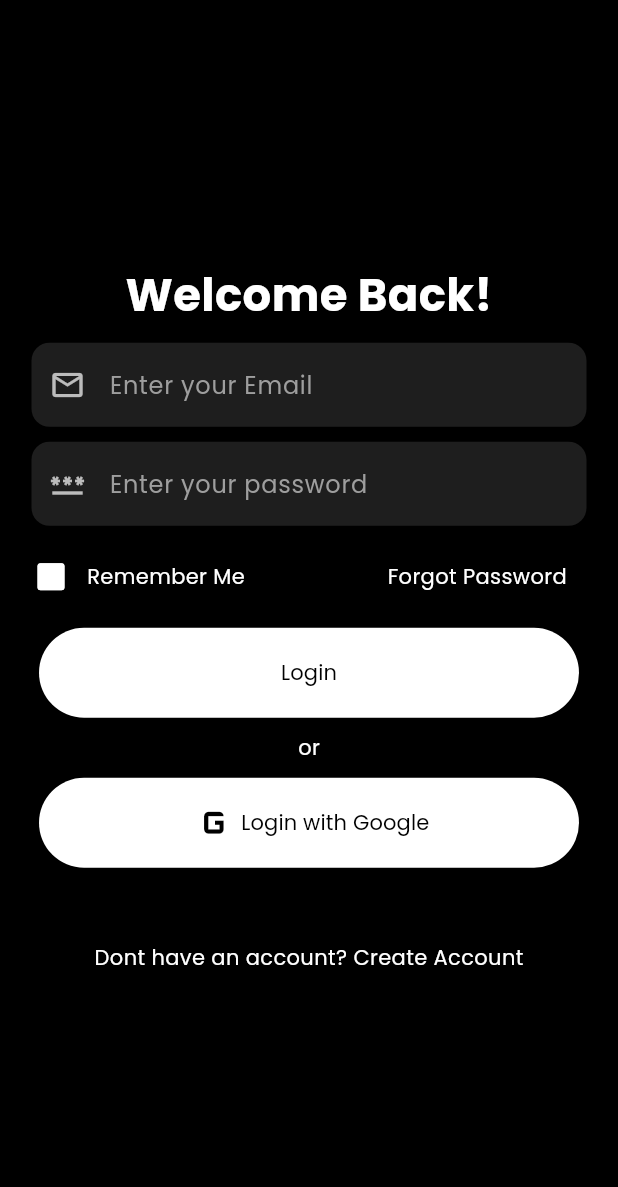
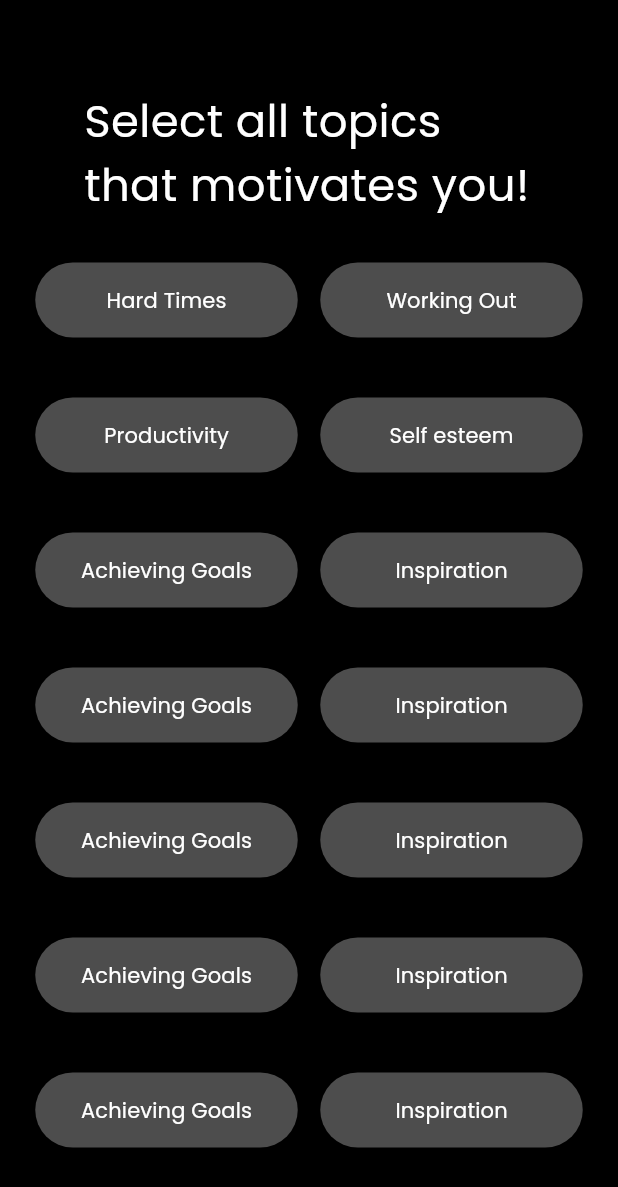
Before and after one commit to tanushreerjb/Wellness-App, a Flutter app: the screen it shows after launch, on a phone screen of 412 x 824 dp. Shown: the top 1187 px of the screen. Run offline on Flutter 3.47's test engine with Material 3 defaults, Android fonts, the phone set to English and light mode, and no system bars; our stand-ins replace hugeicons.

Commit message:
User Preference Page Half

```diff
--- /dev/null
+++ b/lib/dashboard.dart
@@ -0,0 +1,61 @@
+import 'package:flutter/material.dart';
+
+class DashboardPage extends StatefulWidget {
+  const DashboardPage({super.key});
+
+  @override
+  State<DashboardPage> createState() => _DashboardPageState();
+}
+
+class _DashboardPageState extends State<DashboardPage> {
+  bool isChecked = false;
+
+  @override
+  Widget build(BuildContext context) {
+    Color getColor(Set<WidgetState> states) {
+      const Set<WidgetState> interactiveStates = <WidgetState>{
+        WidgetState.pressed,
+        WidgetState.hovered,
+        WidgetState.focused,
+      };
+      if (states.any(interactiveStates.contains)) {
+        return Colors.black;
+      }
+      return Colors.white;
+    }
+
+    return Scaffold(
+      backgroundColor: Colors.black,
+      body: Column(
+        spacing: 10,
+        crossAxisAlignment: CrossAxisAlignment.center,
+        mainAxisAlignment: MainAxisAlignment.center,
+
+        children: [
+          SizedBox(
+            child: Text(
+              'Explore',
+              textAlign: TextAlign.center,
+              style: TextStyle(
+                fontSize: 30,
+                fontWeight: FontWeight.normal,
+                fontFamily: 'Poppins',
+                color: Colors.white,
+              ),
+            ),
+          ),
+
+          /*SizedBox(
+            child: FilledButton(
+              style: ButtonStyle(
+                backgroundColor: WidgetStatePropertyAll(Colors.white30),
+              ),
+            ),
+          ),*/
+
+
+        ], //Children
+      ),
+    );
+  }
+}
--- a/lib/login.dart
+++ b/lib/login.dart
@@ -160,7 +160,7 @@ class _LoginPageState extends State<LoginPage> {
           ),
           const SizedBox(height: 30),
 
-          Text('Dont have an account? Create Account'),
+          Text("Don't have an account? Create Account"),
         ], //Children
       ),
     );
--- a/lib/main.dart
+++ b/lib/main.dart
@@ -1,6 +1,8 @@
 import 'package:flutter/material.dart';
 import 'package:wellness_app/login.dart';
 import 'package:wellness_app/signup.dart';
+import 'package:wellness_app/userpreference.dart';
+import 'package:wellness_app/dashboard.dart';
 
 void main() {
   runApp(const WellnessApp());
@@ -56,7 +58,7 @@ class WellnessApp extends StatelessWidget {
         textTheme: TextTheme(bodyMedium: TextStyle(color: Colors.white)),
         hoverColor: Colors.transparent,
       ),
-      home: const LoginPage(),
+      home: const UserpreferencePage(),
     );
   }
 }
--- a/lib/signup.dart
+++ b/lib/signup.dart
@@ -28,8 +28,7 @@ class _SignupPageState extends State<SignupPage> {
     return Scaffold(
       backgroundColor: Colors.black,
       body: Column(
-        spacing: 20,
-        //equal spacing of 10
+        spacing: 20, //equal spacing of 10
         crossAxisAlignment: CrossAxisAlignment.center,
         mainAxisAlignment: MainAxisAlignment.center,
         children: [
--- /dev/null
+++ b/lib/userpreference.dart
@@ -0,0 +1,342 @@
+import 'package:flutter/material.dart';
+import 'package:hugeicons/hugeicons.dart';
+
+class UserpreferencePage extends StatefulWidget {
+  const UserpreferencePage({super.key});
+
+  @override
+  State<UserpreferencePage> createState() => _UserpreferencePageState();
+}
+
+class _UserpreferencePageState extends State<UserpreferencePage> {
+  bool isChecked = false;
+  bool isPressed = false;
+
+
+  @override
+  Widget build(BuildContext context) {
+    Color getColor(Set<WidgetState> states) {
+      const Set<WidgetState> interactiveStates = <WidgetState>{
+        WidgetState.pressed,
+        WidgetState.hovered,
+        WidgetState.focused,
+      };
+      if (states.any(interactiveStates.contains)) {
+        return Colors.black;
+      }
+      return Colors.white;
+    }
+
+    return Scaffold(
+      backgroundColor: Colors.black,
+      body: Column(
+        spacing: 30, //equal spacing of 10
+        crossAxisAlignment: CrossAxisAlignment.center,
+        mainAxisAlignment: MainAxisAlignment.center,
+
+        children: [
+          SizedBox(
+            // height: 720,
+            width: 300,
+            child: Text(
+              'Select all topics that motivates you!',
+              style: TextStyle(
+                fontSize: 30,
+                fontWeight: FontWeight.normal,
+                fontFamily: 'Poppins',
+                color: Colors.white,
+              ),
+            ),
+          ),
+
+          Column(
+            spacing: 12.5,
+            children: [
+              Row(
+                mainAxisAlignment: MainAxisAlignment.center,
+                crossAxisAlignment: CrossAxisAlignment.start,
+                spacing: 15.0,
+                children: [
+                  SizedBox(
+                    height: 50,
+                    width: 175,
+                    child: FilledButton(
+                      style: FilledButton.styleFrom(
+                        backgroundColor: isPressed ? Colors.white : Colors.white30,
+                      ),
+                      onPressed: () {
+                        setState(() {
+                          isPressed = !isPressed;
+                        });
+                      },//onPressed
+
+                      child: Text(
+                        'Hard Times', style: TextStyle(color: isPressed ? Colors.black : Colors.white),
+                      ),
+                    ),
+                  ),
+
+                  SizedBox(
+                    height: 50,
+                    width: 175,
+                    child: FilledButton(
+                      //R2C1
+                      style: const ButtonStyle(
+                        backgroundColor: WidgetStatePropertyAll(Colors.white30),
+                      ),
+                      onPressed: () {},
+                      child: const Text(
+                        'Working Out',
+                        style: TextStyle(color: Colors.white),
+                      ),
+                    ),
+                  ),
+                ], //Children
+              ),
+
+              const SizedBox(height: 15),
+              Row(
+                mainAxisAlignment: MainAxisAlignment.center,
+                crossAxisAlignment: CrossAxisAlignment.start,
+                spacing: 15.0,
+                children: [
+                  SizedBox(
+                    height: 50,
+                    width: 175,
+                    child: FilledButton(
+                      //R1C1
+                      style: const ButtonStyle(
+                        backgroundColor: WidgetStatePropertyAll(Colors.white30),
+                      ),
+                      onPressed: () {},
+                      child: const Text(
+                        'Productivity',
+                        style: TextStyle(color: Colors.white),
+                      ),
+                    ),
+                  ),
+
+                  SizedBox(
+                    height: 50,
+                    width: 175,
+                    child: FilledButton(
+                      //R2C1
+                      style: const ButtonStyle(
+                        backgroundColor: WidgetStatePropertyAll(Colors.white30),
+                      ),
+                      onPressed: () {},
+                      child: const Text(
+                        'Self esteem',
+                        style: TextStyle(color: Colors.white),
+                      ),
+                    ),
+                  ),
+                ],
+              ),
+
+              const SizedBox(height: 15),
+              Row(
+                mainAxisAlignment: MainAxisAlignment.center,
+                crossAxisAlignment: CrossAxisAlignment.start,
+                spacing: 15.0,
+                children: [
+                  SizedBox(
+                    height: 50,
+                    width: 175,
+                    child: FilledButton(
+                      //R1C1
+                      style: const ButtonStyle(
+                        backgroundColor: WidgetStatePropertyAll(Colors.white30),
+                      ),
+                      onPressed: () {},
+                      child: const Text(
+                        'Achieving Goals',
+                        style: TextStyle(color: Colors.white),
+                      ),
+                    ),
+                  ),
+
+                  SizedBox(
+                    height: 50,
+                    width: 175,
+                    child: FilledButton(
+                      //R2C1
+                      style: const ButtonStyle(
+                        backgroundColor: WidgetStatePropertyAll(Colors.white30),
+                      ),
+                      onPressed: () {},
+                      child: const Text(
+                        'Inspiration',
+                        style: TextStyle(color: Colors.white),
+                      ),
+                    ),
+                  ),
+                ],
+              ),
+
+              const SizedBox(height: 15),
+              Row(
+                mainAxisAlignment: MainAxisAlignment.center,
+                crossAxisAlignment: CrossAxisAlignment.start,
+                spacing: 15.0,
+                children: [
+                  SizedBox(
+                    height: 50,
+                    width: 175,
+                    child: FilledButton(
+                      //R1C1
+                      style: const ButtonStyle(
+                        backgroundColor: WidgetStatePropertyAll(Colors.white30),
+                      ),
+                      onPressed: () {},
+                      child: const Text(
+                        'Achieving Goals',
+                        style: TextStyle(color: Colors.white),
+                      ),
+                    ),
+                  ),
+
+                  SizedBox(
+                    height: 50,
+                    width: 175,
+                    child: FilledButton(
+                      //R2C1
+                      style: const ButtonStyle(
+                        backgroundColor: WidgetStatePropertyAll(Colors.white30),
+                      ),
+                      onPressed: () {},
+                      child: const Text(
+                        'Inspiration',
+                        style: TextStyle(color: Colors.white),
+                      ),
+                    ),
+                  ),
+                ],
+              ),
+
+              const SizedBox(height: 15),
+              Row(
+                mainAxisAlignment: MainAxisAlignment.center,
+                crossAxisAlignment: CrossAxisAlignment.start,
+                spacing: 15.0,
+                children: [
+                  SizedBox(
+                    height: 50,
+                    width: 175,
+                    child: FilledButton(
+                      //R1C1
+                      style: const ButtonStyle(
+                        backgroundColor: WidgetStatePropertyAll(Colors.white30),
+                      ),
+                      onPressed: () {},
+                      child: const Text(
+                        'Achieving Goals',
+                        style: TextStyle(color: Colors.white),
+                      ),
+                    ),
+                  ),
+
+                  SizedBox(
+                    height: 50,
+                    width: 175,
+                    child: FilledButton(
+                      //R2C1
+                      style: const ButtonStyle(
+                        backgroundColor: WidgetStatePropertyAll(Colors.white30),
+                      ),
+                      onPressed: () {},
+                      child: const Text(
+                        'Inspiration',
+                        style: TextStyle(color: Colors.white),
+                      ),
+                    ),
+                  ),
+                ],
+              ),
+
+              const SizedBox(height: 15),
+              Row(
+                mainAxisAlignment: MainAxisAlignment.center,
+                crossAxisAlignment: CrossAxisAlignment.start,
+                spacing: 15.0,
+                children: [
+                  SizedBox(
+                    height: 50,
+                    width: 175,
+                    child: FilledButton(
+                      //R1C1
+                      style: const ButtonStyle(
+                        backgroundColor: WidgetStatePropertyAll(Colors.white30),
+                      ),
+                      onPressed: () {},
+                      child: const Text(
+                        'Achieving Goals',
+                        style: TextStyle(color: Colors.white),
+                      ),
+                    ),
+                  ),
+
+                  SizedBox(
+                    height: 50,
+                    width: 175,
+                    child: FilledButton(
+                      //R2C1
+                      style: const ButtonStyle(
+                        backgroundColor: WidgetStatePropertyAll(Colors.white30),
+                      ),
+                      onPressed: () {},
+                      child: const Text(
+                        'Inspiration',
+                        style: TextStyle(color: Colors.white),
+                      ),
+                    ),
+                  ),
+                ],
+              ),
+
+              const SizedBox(height: 15),
+              Row(
+                mainAxisAlignment: MainAxisAlignment.center,
+                crossAxisAlignment: CrossAxisAlignment.start,
+                spacing: 15.0,
+                children: [
+                  SizedBox(
+                    height: 50,
+                    width: 175,
+                    child: FilledButton(
+                      //R1C1
+                      style: const ButtonStyle(
+                        backgroundColor: WidgetStatePropertyAll(Colors.white30),
+                      ),
+                      onPressed: () {},
+                      child: const Text(
+                        'Achieving Goals',
+                        style: TextStyle(color: Colors.white),
+                      ),
+                    ),
+                  ),
+
+                  SizedBox(
+                    height: 50,
+                    width: 175,
+                    child: FilledButton(
+                      //R2C1
+                      style: const ButtonStyle(
+                        backgroundColor: WidgetStatePropertyAll(Colors.white30),
+                      ),
+                      onPressed: () {},
+                      child: const Text(
+                        'Inspiration',
+                        style: TextStyle(color: Colors.white),
+                      ),
+                    ),
+                  ),
+                ],
+              ),
+            ],
+          ),
+        ], //Children
+      ),
+    );
+  }
+}
```
